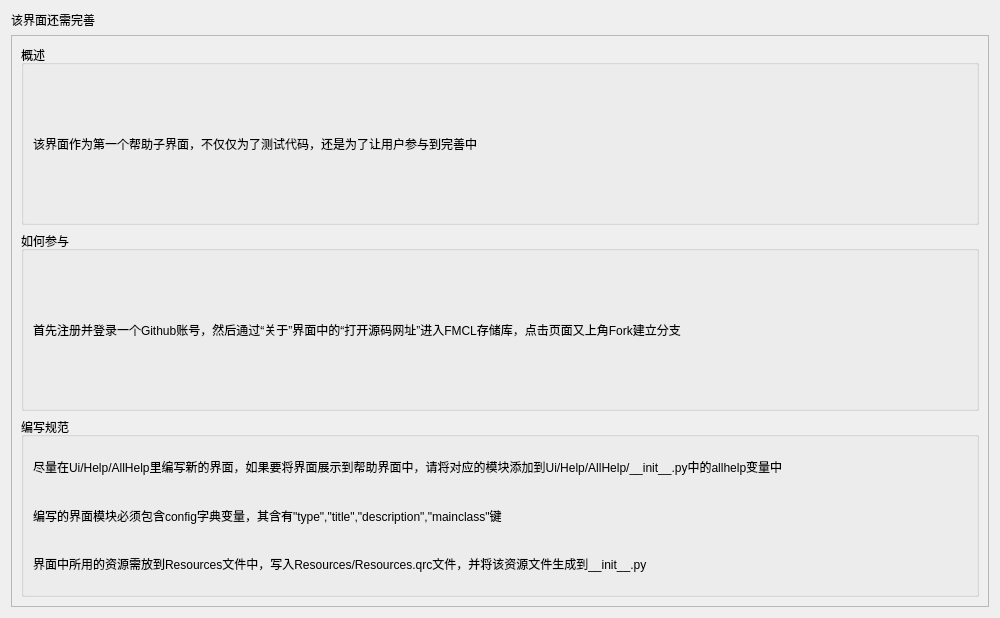
The window that Ui/AllHelp/JoinWriteHelp.ui (1604042736/FMCL) describes before a commit, drawn with Qt 5.
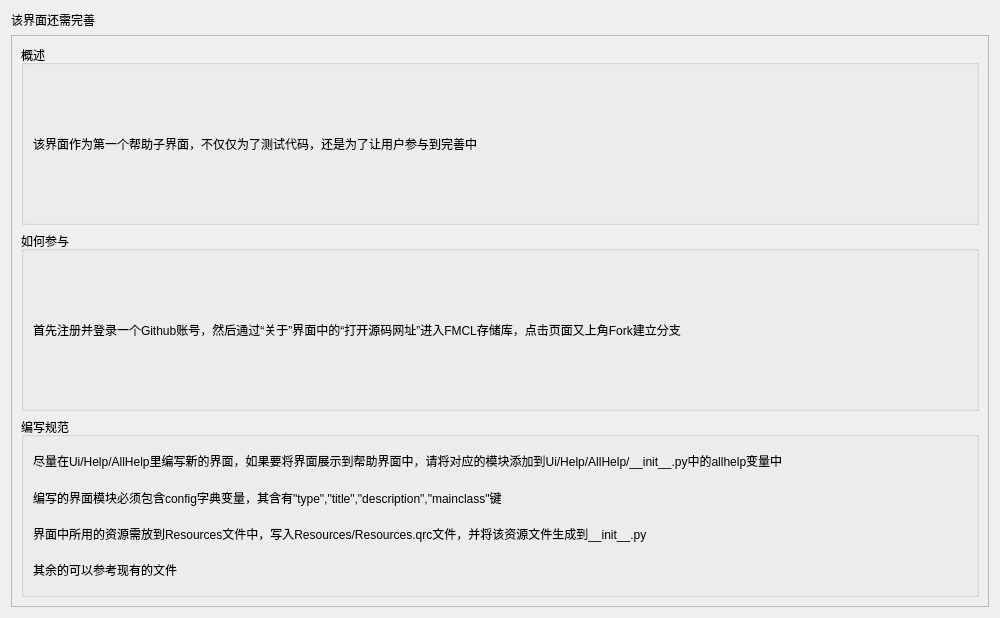
The same window after the commit.

```diff
--- a/Ui/AllHelp/JoinWriteHelp.ui
+++ b/Ui/AllHelp/JoinWriteHelp.ui
@@ -62,6 +62,13 @@
             </property>
            </widget>
           </item>
+          <item row="3" column="0">
+           <widget class="QLabel" name="label_7">
+            <property name="text">
+             <string>其余的可以参考现有的文件</string>
+            </property>
+           </widget>
+          </item>
          </layout>
         </widget>
        </item>
```
